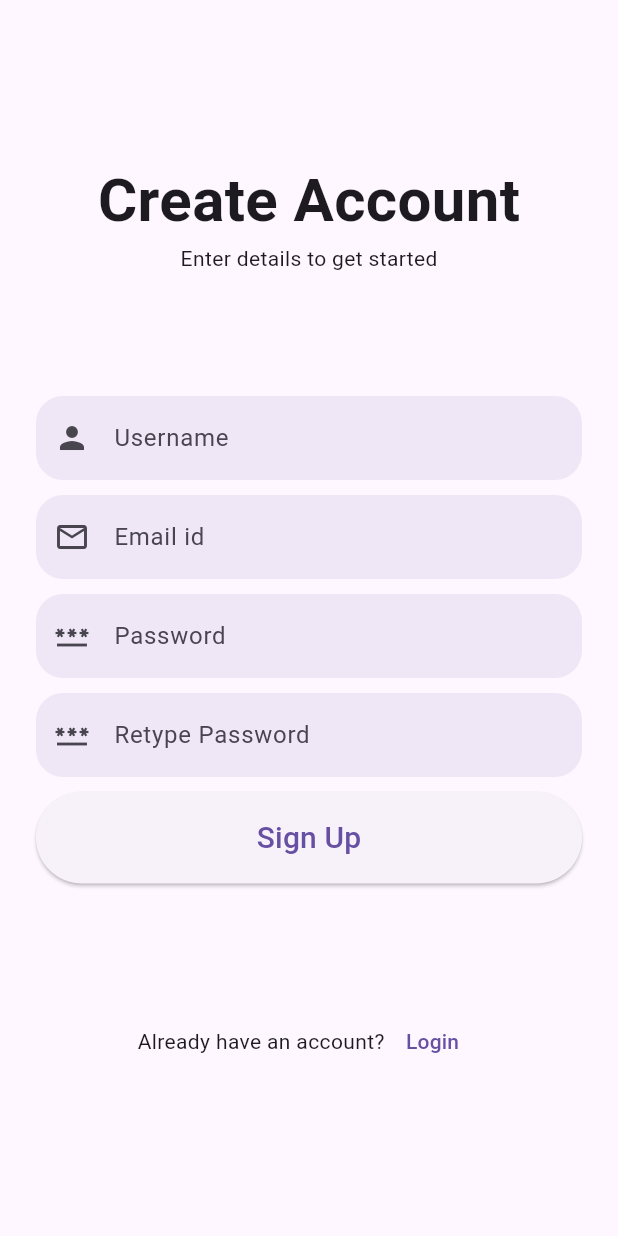
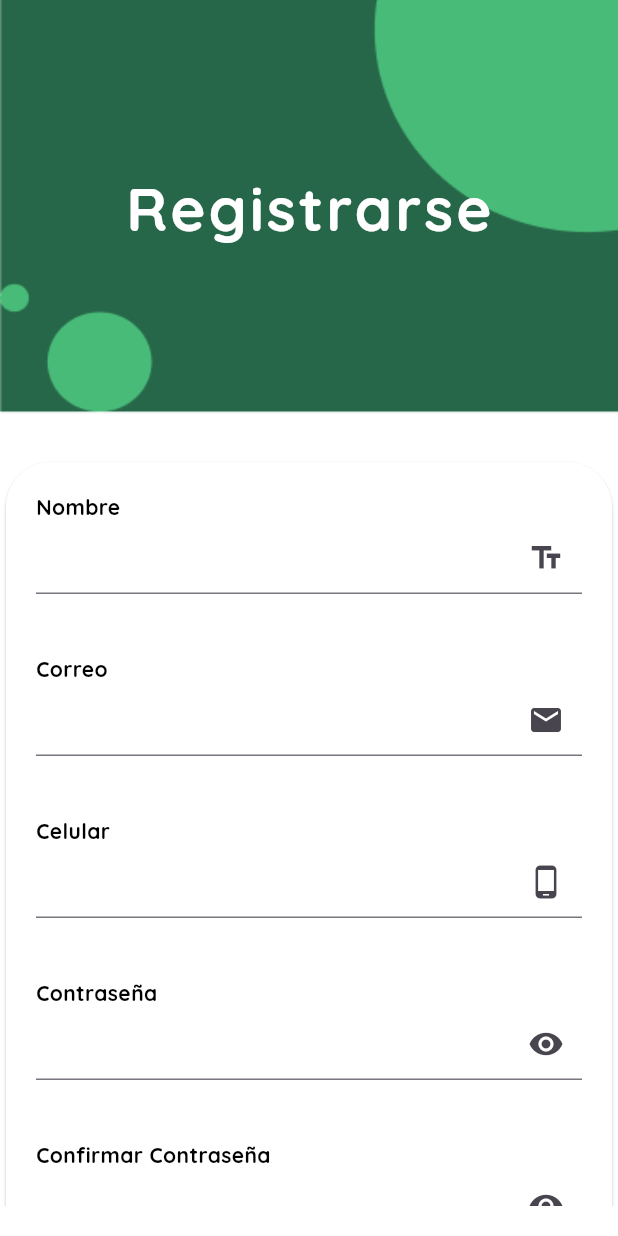
Before and after one commit to campus-cleaner/g5-mb-campus-cleaner, a Flutter app: the SignUpScreen screen opened directly, on a phone screen of 412 x 824 dp. Run offline on Flutter 3.47's test engine with Material 3 defaults, Android fonts, the light colour scheme and no system bars.

Commit message:
feat(CAM-12): Subir sign up

```diff
--- a/lib/login_page.dart
+++ b/lib/login_page.dart
@@ -1,4 +1,5 @@
 import 'package:flutter/material.dart';
+import 'package:g5_mb_campus_cleaner/signup.dart';
 
 class LoginPage extends StatefulWidget {
   const LoginPage({super.key});
@@ -13,6 +14,7 @@ class _LoginPageState extends State<LoginPage> {
   TextEditingController emailController = TextEditingController();
   TextEditingController passwordController = TextEditingController();
   bool rememberUser = false;
+  bool viewPassword = false;
 
   @override
   Widget build(BuildContext context) {
@@ -37,6 +39,7 @@ class _LoginPageState extends State<LoginPage> {
   Widget _buildTop() {
     return SizedBox(
       width: mediaSize.width,
+      height: 500,
       child: const Column(
         mainAxisSize: MainAxisSize.min,
         children: [
@@ -57,6 +60,9 @@ class _LoginPageState extends State<LoginPage> {
   Widget _buildBottom() {
     return SizedBox(
         width: mediaSize.width,
+        height: 500,
+        child: Scrollbar(
+          child: SingleChildScrollView(
             child: Card(
               color: Colors.white,
               shape: const RoundedRectangleBorder(
@@ -69,7 +75,8 @@ class _LoginPageState extends State<LoginPage> {
                 child: _buildForm(),
               ),
             ),
-    );
+          ),
+        ));
   }
 
   Widget _buildForm() {
@@ -77,7 +84,7 @@ class _LoginPageState extends State<LoginPage> {
       crossAxisAlignment: CrossAxisAlignment.start,
       children: [
         _buildBlackAndBoldText("Correo"),
-        _buildInputField(emailController),
+        _buildInputField(emailController, isEmail: true),
         const SizedBox(height: 40),
         _buildBlackAndBoldText("Contraseña"),
         _buildInputField(passwordController, isPassword: true),
@@ -119,15 +126,26 @@ class _LoginPageState extends State<LoginPage> {
   }
 
   Widget _buildInputField(TextEditingController controller,
-      {isPassword = false}) {
+      {isPassword = false, isEmail = false, isPhone = false}) {
     return TextField(
       controller: controller,
       decoration: InputDecoration(
         suffixIcon: isPassword
-            ? const Icon(Icons.remove_red_eye)
-            : const Icon(Icons.done),
+            ? IconButton(
+                icon: const Icon(Icons.remove_red_eye),
+                onPressed: () {
+                  setState(() {
+                    viewPassword = !viewPassword;
+                  });
+                },
+              )
+            : isEmail
+                ? const Icon(Icons.email)
+                : isPhone
+                    ? const Icon(Icons.phone_android)
+                    : const Icon(Icons.text_fields),
       ),
-      obscureText: isPassword,
+      obscureText: isPassword ? !viewPassword : false,
     );
   }
 
@@ -193,13 +211,14 @@ class _LoginPageState extends State<LoginPage> {
     return Row(
       mainAxisAlignment: MainAxisAlignment.center,
       children: [
-        _buildBlackText("¿Aún no tienes cuenta? Regístrate "),
-        TextButton(
-            onPressed: () {},
-            style: ButtonStyle(
-              padding: MaterialStateProperty.all<EdgeInsets>(
-                  const EdgeInsets.all(0)),
-            ),
+        _buildBlackText("¿Aún no tienes una cuenta? Regístrate "),
+        GestureDetector(
+            onTap: () {
+              Navigator.push(
+                context,
+                MaterialPageRoute(builder: (context) => const SignUpScreen()),
+              );
+            },
             child: _buildGreenText("aquí"))
       ],
     );
--- a/lib/signup.dart
+++ b/lib/signup.dart
@@ -1,117 +1,217 @@
 import 'package:flutter/material.dart';
+import 'package:g5_mb_campus_cleaner/login_page.dart';
 
-class SignUpScreen extends StatelessWidget {
+class SignUpScreen extends StatefulWidget {
+  const SignUpScreen({super.key});
+
+  @override
+  State<SignUpScreen> createState() => _SignUpScreenState();
+}
+
+class _SignUpScreenState extends State<SignUpScreen> {
+  late Color myColor;
+  late Size mediaSize;
+  TextEditingController nameController = TextEditingController();
+  TextEditingController emailController = TextEditingController();
+  TextEditingController cellphoneController = TextEditingController();
+  TextEditingController passwordController = TextEditingController();
+  TextEditingController secondPasswordController = TextEditingController();
+  bool rememberUser = false;
+  bool viewFirstPassword = false;
+  bool viewSecondPassword = false;
+
   @override
   Widget build(BuildContext context) {
-    return SafeArea(
-        child: Scaffold(
-      body: Container(
-        margin: EdgeInsets.all(24),
-        child:
-            Column(mainAxisAlignment: MainAxisAlignment.spaceEvenly, children: [
-          _header(context),
-          _inputFields(context),
-          _loginInfo(context),
+    myColor = Theme.of(context).primaryColor;
+    mediaSize = MediaQuery.of(context).size;
+    return Container(
+      decoration: const BoxDecoration(
+        color: Colors.transparent,
+        image: DecorationImage(
+            image: AssetImage("assets/images/bg.png"), fit: BoxFit.cover),
+      ),
+      child: Scaffold(
+        backgroundColor: Colors.transparent,
+        body: Stack(children: [
+          Positioned(top: 110, child: _buildTop()),
+          Positioned(bottom: 20, child: _buildBottom()),
         ]),
       ),
-    ));
+    );
   }
 
-  _header(context) {
+  Widget _buildTop() {
+    return SizedBox(
+      width: mediaSize.width,
+      child: const Column(
+        mainAxisSize: MainAxisSize.min,
+        children: [
+          Text(
+            "Registrarse",
+            style: TextStyle(
+                color: Colors.white,
+                fontWeight: FontWeight.bold,
+                fontFamily: 'Quicksand',
+                fontSize: 40,
+                letterSpacing: 2),
+          )
+        ],
+      ),
+    );
+  }
+
+  Widget _buildBottom() {
+    return SizedBox(
+        width: mediaSize.width,
+        height: 500,
+        child: Scrollbar(
+          child: SingleChildScrollView(
+            child: Card(
+              color: Colors.white,
+              shape: const RoundedRectangleBorder(
+                  borderRadius: BorderRadius.only(
+                topLeft: Radius.circular(30),
+                topRight: Radius.circular(30),
+              )),
+              child: Padding(
+                padding: const EdgeInsets.all(20.0),
+                child: _buildForm(),
+              ),
+            ),
+          ),
+        ));
+  }
+
+  Widget _buildForm() {
     return Column(
+      crossAxisAlignment: CrossAxisAlignment.start,
       children: [
-        Text(
-          "Create Account",
-          style: TextStyle(fontSize: 40, fontWeight: FontWeight.bold),
-        ),
-        Text("Enter details to get started"),
+        _buildBlackAndBoldText("Nombre"),
+        _buildInputField(nameController),
+        const SizedBox(height: 40),
+        _buildBlackAndBoldText("Correo"),
+        _buildInputField(emailController, isEmail: true),
+        const SizedBox(height: 40),
+        _buildBlackAndBoldText("Celular"),
+        _buildInputField(cellphoneController, isPhone: true),
+        const SizedBox(height: 40),
+        _buildBlackAndBoldText("Contraseña"),
+        _buildInputField(passwordController,
+            isPassword: true, passwordNumber: 1),
+        const SizedBox(height: 40),
+        _buildBlackAndBoldText("Confirmar Contraseña"),
+        _buildInputField(secondPasswordController,
+            isPassword: true, passwordNumber: 2),
+        const SizedBox(height: 20),
+        _buildLoginButton(),
+        const SizedBox(height: 20),
+        _buildOtherLogin(),
       ],
     );
   }
 
-  _inputFields(context) {
-    return Column(
-      crossAxisAlignment: CrossAxisAlignment.stretch,
-      children: [
-        TextField(
-          decoration: InputDecoration(
-            hintText: "Username",
-            fillColor: Theme.of(context).primaryColor.withOpacity(0.1),
-            filled: true,
-            prefixIcon: Icon(Icons.person),
-            border: OutlineInputBorder(
-                borderRadius: BorderRadius.circular(18),
-                borderSide: BorderSide.none),
-          ),
-        ),
-        SizedBox(
-          height: 10,
-        ),
-        TextField(
-          decoration: InputDecoration(
-            hintText: "Email id",
-            fillColor: Theme.of(context).primaryColor.withOpacity(0.1),
-            filled: true,
-            prefixIcon: Icon(Icons.email_outlined),
-            border: OutlineInputBorder(
-                borderRadius: BorderRadius.circular(18),
-                borderSide: BorderSide.none),
-          ),
-        ),
-        SizedBox(
-          height: 10,
-        ),
-        TextField(
-          decoration: InputDecoration(
-            hintText: "Password",
-            fillColor: Theme.of(context).primaryColor.withOpacity(0.1),
-            filled: true,
-            prefixIcon: Icon(Icons.password_outlined),
-            border: OutlineInputBorder(
-                borderRadius: BorderRadius.circular(18),
-                borderSide: BorderSide.none),
-          ),
-          obscureText: true,
-        ),
-        SizedBox(
-          height: 10,
-        ),
-        TextField(
-          decoration: InputDecoration(
-            hintText: "Retype Password",
-            fillColor: Theme.of(context).primaryColor.withOpacity(0.1),
-            filled: true,
-            prefixIcon: Icon(Icons.password_outlined),
-            border: OutlineInputBorder(
-                borderRadius: BorderRadius.circular(18),
-                borderSide: BorderSide.none),
-          ),
-          obscureText: true,
-        ),
-        SizedBox(
-          height: 10,
-        ),
-        ElevatedButton(
-          onPressed: () {},
-          child: Text(
-            "Sign Up",
-            style: TextStyle(fontSize: 20),
-          ),
-          style: ElevatedButton.styleFrom(
-            shape: StadiumBorder(),
-            padding: EdgeInsets.symmetric(vertical: 16),
-          ),
-        )
-      ],
+  Widget _buildBlackText(String text) {
+    return Text(
+      text,
+      style: const TextStyle(color: Colors.black, fontFamily: 'Quicksand'),
     );
   }
 
-  _loginInfo(context) {
+  Widget _buildGreenText(String text) {
+    return Text(
+      text,
+      style: const TextStyle(
+          color: Color.fromARGB(255, 31, 172, 90),
+          fontFamily: 'Quicksand',
+          fontWeight: FontWeight.bold),
+    );
+  }
+
+  Widget _buildBlackAndBoldText(String text) {
+    return Text(
+      text,
+      style: const TextStyle(
+          color: Colors.black,
+          fontWeight: FontWeight.bold,
+          fontFamily: 'Quicksand'),
+    );
+  }
+
+  Widget _buildInputField(TextEditingController controller,
+      {isPassword = false,
+      isEmail = false,
+      isPhone = false,
+      passwordNumber = 0}) {
+    return TextField(
+      controller: controller,
+      decoration: InputDecoration(
+        suffixIcon: isPassword
+            ? IconButton(
+                icon: const Icon(Icons.remove_red_eye),
+                onPressed: () {
+                  setState(() {
+                    passwordNumber == 1
+                        ? viewFirstPassword = !viewFirstPassword
+                        : viewSecondPassword = !viewSecondPassword;
+                  });
+                },
+              )
+            : isEmail
+                ? const Icon(Icons.email)
+                : isPhone
+                    ? const Icon(Icons.phone_android)
+                    : const Icon(Icons.text_fields),
+      ),
+      obscureText: isPassword
+          ? passwordNumber == 1
+              ? !viewFirstPassword
+              : !viewSecondPassword
+          : false,
+    );
+  }
+
+  Widget _buildLoginButton() {
+    return ElevatedButton(
+        onPressed: () {
+          debugPrint("Nombre : ${nameController.text}");
+          debugPrint("Correo : ${emailController.text}");
+          debugPrint("Celular : ${cellphoneController.text}");
+          debugPrint("Contraseña : ${passwordController.text}");
+          debugPrint("Confirmar contraseña : ${secondPasswordController.text}");
+        },
+        style: ElevatedButton.styleFrom(
+          shape: const StadiumBorder(),
+          elevation: 20,
+          backgroundColor: const Color.fromARGB(255, 31, 172, 90),
+          minimumSize: const Size.fromHeight(60),
+        ),
+        child: const Text(
+          "Registrarse",
+          style: TextStyle(color: Colors.white),
+        ));
+  }
+
+  Widget _buildOtherLogin() {
+    return Center(
+      child: Column(
+        children: [_signup()],
+      ),
+    );
+  }
+
+  Widget _signup() {
     return Row(
       mainAxisAlignment: MainAxisAlignment.center,
       children: [
-        Text("Already have an account?"),
-        TextButton(onPressed: () {}, child: Text("Login"))
+        _buildBlackText("¿Ya tienes una cuenta? Inicia sesión "),
+        GestureDetector(
+            onTap: () {
+              Navigator.push(
+                context,
+                MaterialPageRoute(builder: (context) => const LoginPage()),
+              );
+            },
+            child: _buildGreenText("aquí"))
       ],
     );
   }
```
Lines whose indentation alone changed are shown as unchanged.
